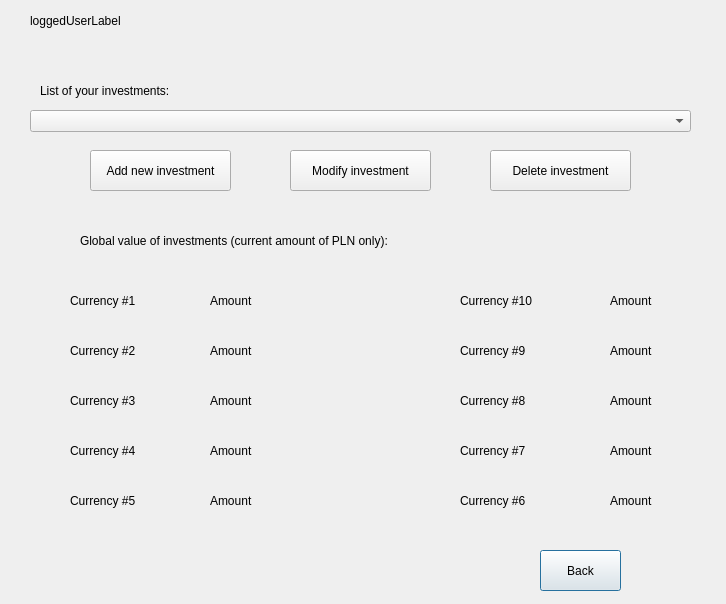
Qt form pc_side/src/mv/views/investmentswindow.ui (dysan12/currency_exchange_simulator) before a commit.
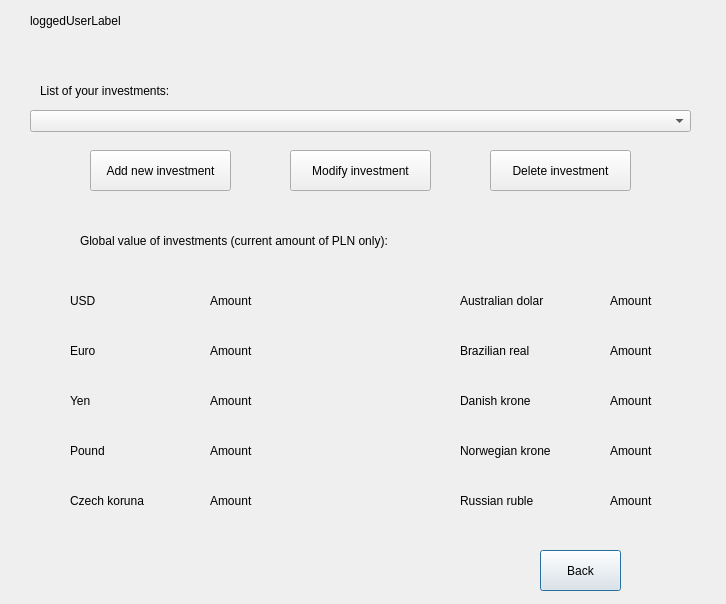
The same form after that commit.

Patch:
```diff
--- a/pc_side/src/mv/views/investmentswindow.ui
+++ b/pc_side/src/mv/views/investmentswindow.ui
@@ -96,12 +96,12 @@
     <rect>
      <x>70</x>
      <y>290</y>
-     <width>81</width>
+     <width>131</width>
      <height>21</height>
     </rect>
    </property>
    <property name="text">
-    <string>Currency #1</string>
+    <string>USD</string>
    </property>
   </widget>
   <widget class="QLabel" name="label_3">
@@ -109,12 +109,12 @@
     <rect>
      <x>70</x>
      <y>390</y>
-     <width>81</width>
+     <width>131</width>
      <height>21</height>
     </rect>
    </property>
    <property name="text">
-    <string>Currency #3</string>
+    <string>Yen</string>
    </property>
   </widget>
   <widget class="QLabel" name="label_4">
@@ -122,12 +122,12 @@
     <rect>
      <x>70</x>
      <y>440</y>
-     <width>81</width>
+     <width>131</width>
      <height>21</height>
     </rect>
    </property>
    <property name="text">
-    <string>Currency #4</string>
+    <string>Pound</string>
    </property>
   </widget>
   <widget class="QLabel" name="label_5">
@@ -135,12 +135,12 @@
     <rect>
      <x>70</x>
      <y>490</y>
-     <width>81</width>
+     <width>131</width>
      <height>21</height>
     </rect>
    </property>
    <property name="text">
-    <string>Currency #5</string>
+    <string>Czech koruna</string>
    </property>
   </widget>
   <widget class="QLabel" name="label_6">
@@ -148,12 +148,12 @@
     <rect>
      <x>460</x>
      <y>490</y>
-     <width>81</width>
+     <width>141</width>
      <height>21</height>
     </rect>
    </property>
    <property name="text">
-    <string>Currency #6</string>
+    <string>Russian ruble</string>
    </property>
   </widget>
   <widget class="QLabel" name="label_2">
@@ -161,12 +161,12 @@
     <rect>
      <x>70</x>
      <y>340</y>
-     <width>81</width>
+     <width>131</width>
      <height>21</height>
     </rect>
    </property>
    <property name="text">
-    <string>Currency #2</string>
+    <string>Euro</string>
    </property>
   </widget>
   <widget class="QLabel" name="label_7">
@@ -174,12 +174,12 @@
     <rect>
      <x>460</x>
      <y>440</y>
-     <width>81</width>
+     <width>141</width>
      <height>21</height>
     </rect>
    </property>
    <property name="text">
-    <string>Currency #7</string>
+    <string>Norwegian krone</string>
    </property>
   </widget>
   <widget class="QLabel" name="label_8">
@@ -187,12 +187,12 @@
     <rect>
      <x>460</x>
      <y>390</y>
-     <width>81</width>
+     <width>141</width>
      <height>21</height>
     </rect>
    </property>
    <property name="text">
-    <string>Currency #8</string>
+    <string>Danish krone</string>
    </property>
   </widget>
   <widget class="QLabel" name="label_9">
@@ -200,12 +200,12 @@
     <rect>
      <x>460</x>
      <y>340</y>
-     <width>81</width>
+     <width>141</width>
      <height>21</height>
     </rect>
    </property>
    <property name="text">
-    <string>Currency #9</string>
+    <string>Brazilian real</string>
    </property>
   </widget>
   <widget class="QLabel" name="label_10">
@@ -213,12 +213,12 @@
     <rect>
      <x>460</x>
      <y>290</y>
-     <width>81</width>
+     <width>141</width>
      <height>21</height>
     </rect>
    </property>
    <property name="text">
-    <string>Currency #10</string>
+    <string>Australian dolar</string>
    </property>
   </widget>
   <widget class="QLabel" name="label_11">
```
Left out of the diff: 40 changed lines with no effect on the pictures.
